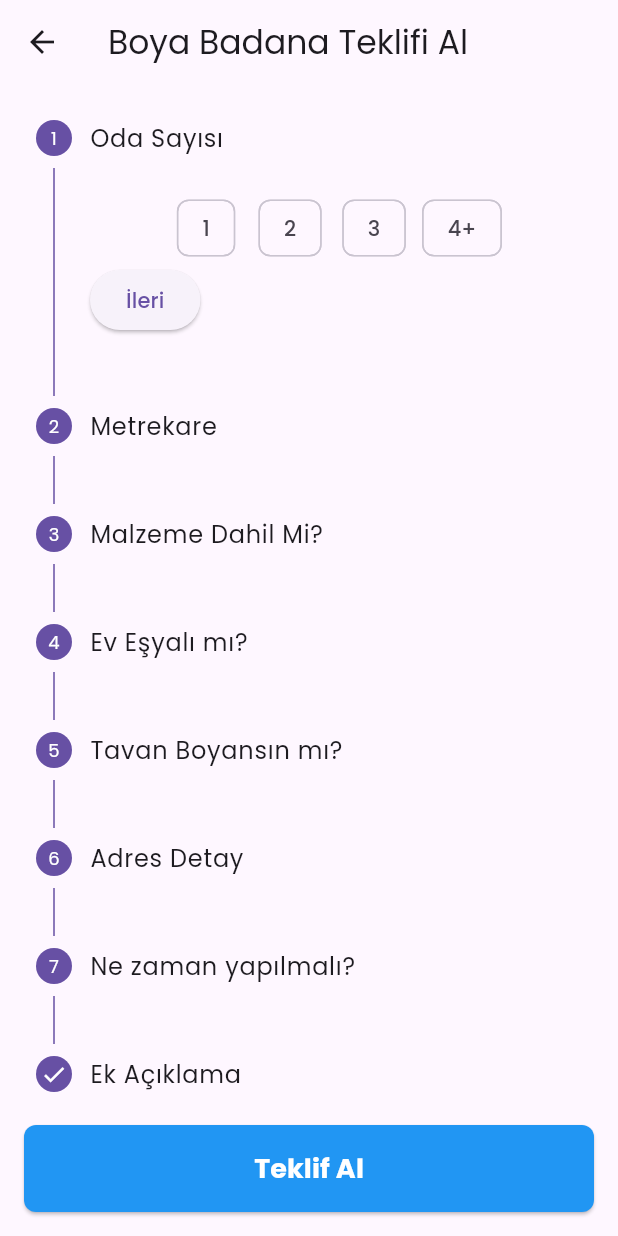
After one commit to cumaoglu994/ustabul-users, a Flutter app: the BoyaBadanaTeklifSayfasi screen opened directly, on a phone screen of 412 x 824 dp. The commit adds this screen. Run offline on Flutter 3.47's test engine with Material 3 defaults, Android fonts, the light colour scheme and no system bars; our stand-ins replace cached_network_image, cloud_firestore, firebase_auth, firebase_core, firebase_storage, image_picker and 2 more; accounts and stored records are empty.

Commit message:
İLETİŞM BİLGİSİNEKADR YAPILDI

```diff
--- /dev/null
+++ b/lib/screens/navigation_Screens/boya_badana_teklif_sayfasi.dart
@@ -0,0 +1,453 @@
+import 'package:flutter/material.dart';
+import 'package:cloud_firestore/cloud_firestore.dart';
+
+class BoyaBadanaTeklifSayfasi extends StatefulWidget {
+  const BoyaBadanaTeklifSayfasi({super.key});
+
+  @override
+  State<BoyaBadanaTeklifSayfasi> createState() => _BoyaBadanaTeklifSayfasiState();
+}
+
+class _BoyaBadanaTeklifSayfasiState extends State<BoyaBadanaTeklifSayfasi> {
+  int _currentStep = 0;
+  bool _isLoading = false;
+  List<Map<String, dynamic>> _boyaciVerileri = [];
+
+  String? selectedOdaSayisi;
+  String? selectedMetrekare;
+  bool? malzemeDahilMi;
+  bool? esyaliMi;
+  bool? tavanBoyansinMi;
+  String? adresDetay;
+  String? zamanSecimi;
+  TimeOfDay? selectedTime;
+  DateTime? selectedDate;
+  String? ekAciklama;
+
+  List<Step> get _steps => [
+        Step(
+          title: const Text("Oda Sayısı"),
+          content: Wrap(
+            spacing: 8,
+            children: ["1", "2", "3", "4+"].map((oda) {
+              return ChoiceChip(
+                label: Text(oda),
+                selected: selectedOdaSayisi == oda,
+                onSelected: (_) => setState(() => selectedOdaSayisi = selectedOdaSayisi == oda ? null : oda),
+              );
+            }).toList(),
+          ),
+          isActive: true,
+          state: selectedOdaSayisi != null ? StepState.complete : StepState.indexed,
+        ),
+        Step(
+          title: const Text("Metrekare"),
+          content: TextField(
+            keyboardType: TextInputType.number,
+            decoration: const InputDecoration(hintText: "Örn: 100"),
+            onChanged: (val) => setState(() => selectedMetrekare = val.isEmpty ? null : val),
+          ),
+          isActive: true,
+          state: selectedMetrekare != null ? StepState.complete : StepState.indexed,
+        ),
+        Step(
+          title: const Text("Malzeme Dahil Mi?"),
+          content: Wrap(
+            spacing: 8,
+            children: [true, false].map((secim) {
+              return ChoiceChip(
+                label: Text(secim ? "Evet" : "Hayır"),
+                selected: malzemeDahilMi == secim,
+                onSelected: (_) => setState(() => malzemeDahilMi = malzemeDahilMi == secim ? null : secim),
+              );
+            }).toList(),
+          ),
+          isActive: true,
+          state: malzemeDahilMi != null ? StepState.complete : StepState.indexed,
+        ),
+        Step(
+          title: const Text("Ev Eşyalı mı?"),
+          content: Wrap(
+            spacing: 8,
+            children: [true, false].map((secim) {
+              return ChoiceChip(
+                label: Text(secim ? "Evet" : "Hayır"),
+                selected: esyaliMi == secim,
+                onSelected: (_) => setState(() => esyaliMi = esyaliMi == secim ? null : secim),
+              );
+            }).toList(),
+          ),
+          isActive: true,
+          state: esyaliMi != null ? StepState.complete : StepState.indexed,
+        ),
+        Step(
+          title: const Text("Tavan Boyansın mı?"),
+          content: Wrap(
+            spacing: 8,
+            children: [true, false].map((secim) {
+              return ChoiceChip(
+                label: Text(secim ? "Evet" : "Hayır"),
+                selected: tavanBoyansinMi == secim,
+                onSelected: (_) => setState(() => tavanBoyansinMi = tavanBoyansinMi == secim ? null : secim),
+              );
+            }).toList(),
+          ),
+          isActive: true,
+          state: tavanBoyansinMi != null ? StepState.complete : StepState.indexed,
+        ),
+        Step(
+          title: const Text("Adres Detay"),
+          content: TextField(
+            decoration: const InputDecoration(hintText: "Adresinizi giriniz"),
+            onChanged: (val) => setState(() => adresDetay = val.isEmpty ? null : val),
+          ),
+          isActive: true,
+          state: adresDetay != null ? StepState.complete : StepState.indexed,
+        ),
+        Step(
+          title: const Text("Ne zaman yapılmalı?"),
+          content: Wrap(
+            spacing: 8,
+            children: ["1 hafta içinde", "1-3 hafta", "1-2 ay", "4+ ay"].map((secenek) {
+              return ChoiceChip(
+                label: Text(secenek),
+                selected: zamanSecimi == secenek,
+                onSelected: (_) => setState(() => zamanSecimi = zamanSecimi == secenek ? null : secenek),
+              );
+            }).toList(),
+          ),
+          isActive: true,
+          state: zamanSecimi != null ? StepState.complete : StepState.indexed,
+        ),
+        Step(
+          title: const Text("Ek Açıklama"),
+          content: TextField(
+            decoration: const InputDecoration(hintText: "Ekstra bilgi (isteğe bağlı)"),
+            onChanged: (val) => setState(() => ekAciklama = val),
+          ),
+          isActive: true,
+          state: StepState.complete,
+        ),
+      ];
+
+  @override
+  Widget build(BuildContext context) {
+    return Scaffold(
+      appBar: AppBar(title: const Text("Boya Badana Teklifi Al")),
+      body: Column(
+        children: [
+          Expanded(
+            child: Stepper(
+              type: StepperType.vertical,
+              currentStep: _currentStep,
+              steps: _steps,
+              onStepTapped: (index) => setState(() => _currentStep = index),
+              onStepContinue: () {
+                if (_currentStep < _steps.length - 1) {
+                  setState(() => _currentStep++);
+                }
+              },
+              onStepCancel: () {
+                if (_currentStep > 0) setState(() => _currentStep--);
+              },
+              controlsBuilder: (context, details) {
+                return Row(
+                  children: [
+                    ElevatedButton(
+                      onPressed: details.onStepContinue,
+                      child: const Text("İleri"),
+                    ),
+                    const SizedBox(width: 8),
+                    if (_currentStep > 0)
+                      TextButton(
+                        onPressed: details.onStepCancel,
+                        child: const Text("Geri"),
+                      )
+                  ],
+                );
+              },
+            ),
+          ),
+          // En alta teklif al butonu
+          Container(
+            width: double.infinity,
+            padding: const EdgeInsets.all(16),
+            child: ElevatedButton(
+              onPressed: _isLoading ? null : _teklifiOlustur,
+              style: ElevatedButton.styleFrom(
+                backgroundColor: Colors.blue,
+                foregroundColor: Colors.white,
+                padding: const EdgeInsets.symmetric(vertical: 16),
+                shape: RoundedRectangleBorder(
+                  borderRadius: BorderRadius.circular(8),
+                ),
+              ),
+              child: _isLoading
+                  ? const Row(
+                      mainAxisAlignment: MainAxisAlignment.center,
+                      children: [
+                        SizedBox(
+                          width: 20,
+                          height: 20,
+                          child: CircularProgressIndicator(
+                            strokeWidth: 2,
+                            valueColor: AlwaysStoppedAnimation<Color>(Colors.white),
+                          ),
+                        ),
+                        SizedBox(width: 8),
+                        Text("Teklifler Yükleniyor..."),
+                      ],
+                    )
+                  : const Text(
+                      "Teklif Al",
+                      style: TextStyle(
+                        fontSize: 18,
+                        fontWeight: FontWeight.bold,
+                      ),
+                    ),
+            ),
+          ),
+        ],
+      ),
+    );
+  }
+
+  void _teklifiOlustur() {
+    final teklif = {
+      'oda_sayisi': selectedOdaSayisi,
+      'metrekare': selectedMetrekare,
+      'malzeme_dahil': malzemeDahilMi,
+      'esyali': esyaliMi,
+      'tavan_boyasi': tavanBoyansinMi,
+      'adres': adresDetay,
+      'zaman': zamanSecimi,
+      'ek_aciklama': ekAciklama,
+    };
+    print(teklif);
+
+    // Firebase'den boyacı verilerini çek
+    _firebaseVerileriniCek();
+  }
+
+  Future<void> _firebaseVerileriniCek() async {
+    setState(() {
+      _isLoading = true;
+    });
+
+    try {
+      // Önce tüm buyers koleksiyonunu çekelim
+      QuerySnapshot buyersSnapshot = await FirebaseFirestore.instance
+          .collection('buyers')
+          .get();
+
+      List<Map<String, dynamic>> boyaciListesi = [];
+
+      for (var doc in buyersSnapshot.docs) {
+        try {
+          // Her kullanıcının profil bilgilerini çek
+          DocumentSnapshot profilDoc = await FirebaseFirestore.instance
+              .collection('buyers')
+              .doc(doc.id)
+              .collection('profilBilgileri')
+              .doc('bilgi')
+              .get();
+
+          if (profilDoc.exists) {
+            var data = profilDoc.data() as Map<String, dynamic>;
+
+            // Meslek alanını kontrol et (farklı alan isimleri olabilir)
+            String? meslek = data['meslek'] ?? data['Meslek'] ?? data['MESLEK'];
+
+            // Boyacı olup olmadığını kontrol et
+            if (meslek != null &&
+                (meslek.toLowerCase().contains('boyacı') ||
+                 meslek.toLowerCase().contains('boyaci') ||
+                 meslek.toLowerCase().contains('boya'))) {
+
+              boyaciListesi.add({
+                'id': doc.id,
+                'adı': data['adı'] ?? data['adi'] ?? data['Adı'] ?? 'İsim yok',
+                'aciklama': data['aciklama'] ?? data['açıklama'] ?? 'Açıklama yok',
+                'deneyim': data['deneyim'] ?? data['deneyim'] ?? 'Deneyim bilgisi yok',
+                'fiyat': data['fiyat'] ?? data['Fiyat'] ?? 'Fiyat belirtilmemiş',
+                'telefonNo': data['telefonNo'] ?? data['telefon'] ?? data['Telefon'] ?? 'Telefon yok',
+                'konum': data['konum'] ?? data['Konum'] ?? data['lokasyon'] ?? 'Konum belirtilmemiş',
+              });
+            }
+          }
+        } catch (e) {
+          print('Profil bilgisi çekilirken hata: $e');
+        }
+      }
+
+      setState(() {
+        _boyaciVerileri = boyaciListesi;
+        _isLoading = false;
+      });
+
+      // Debug için konsola yazdır
+      print('Bulunan boyacı sayısı: ${boyaciListesi.length}');
+      print('Boyacı listesi: $boyaciListesi');
+
+      // Boyacı listesini göster
+      if (boyaciListesi.isNotEmpty) {
+        _boyaciListesiniGoster();
+      } else {
+        ScaffoldMessenger.of(context).showSnackBar(
+          const SnackBar(content: Text('Henüz boyacı bulunmamaktadır.')),
+        );
+      }
+
+    } catch (e) {
+      setState(() {
+        _isLoading = false;
+      });
+      ScaffoldMessenger.of(context).showSnackBar(
+        SnackBar(content: Text('Veri çekilirken hata oluştu: $e')),
+      );
+    }
+  }
+
+  void _boyaciListesiniGoster() {
+    showDialog(
+      context: context,
+      builder: (BuildContext context) {
+        return AlertDialog(
+          title: const Text('Mevcut Boyacılar'),
+          content: SizedBox(
+            width: double.maxFinite,
+            height: 400,
+            child: _isLoading
+                ? const Center(child: CircularProgressIndicator())
+                : ListView.builder(
+                    itemCount: _boyaciVerileri.length,
+                    itemBuilder: (context, index) {
+                      var boyaci = _boyaciVerileri[index];
+                      return Card(
+                        margin: const EdgeInsets.symmetric(vertical: 4),
+                        child: ListTile(
+                          title: Text(boyaci['adı']),
+                          subtitle: Column(
+                            crossAxisAlignment: CrossAxisAlignment.start,
+                            children: [
+                              Text('Deneyim: ${boyaci['deneyim']}'),
+                              Text('Fiyat: ${boyaci['fiyat']} ₺'),
+                              Text('Konum: ${boyaci['konum']}'),
+                            ],
+                          ),
+                          trailing: ElevatedButton(
+                            onPressed: () {
+                              // Boyacı ile iletişim kurma işlemi
+                              _boyaciIletisimKur(boyaci);
+                            },
+                            child: const Text('İletişim'),
+                          ),
+                        ),
+                      );
+                    },
+                  ),
+          ),
+          actions: [
+            TextButton(
+              onPressed: () => Navigator.of(context).pop(),
+              child: const Text('Kapat'),
+            ),
+          ],
+        );
+      },
+    );
+  }
+
+  void _boyaciIletisimKur(Map<String, dynamic> boyaci) {
+    showDialog(
+      context: context,
+      builder: (BuildContext context) {
+        return AlertDialog(
+          title: Text('${boyaci['adı']} ile İletişim'),
+          content: Column(
+            mainAxisSize: MainAxisSize.min,
+            crossAxisAlignment: CrossAxisAlignment.start,
+            children: [
+              Text('Telefon: ${boyaci['telefonNo']}'),
+              const SizedBox(height: 8),
+              Text('Açıklama: ${boyaci['aciklama']}'),
+              const SizedBox(height: 16),
+              const Text('Teklifiniz boyacıya iletilecektir.'),
+            ],
+          ),
+          actions: [
+            TextButton(
+              onPressed: () => Navigator.of(context).pop(),
+              child: const Text('Tamam'),
+            ),
+            ElevatedButton(
+              onPressed: () {
+                Navigator.of(context).pop();
+                _teklifiBoyaciyaGonder(boyaci);
+              },
+              child: const Text('Teklifi Gönder'),
+            ),
+          ],
+        );
+      },
+    );
+  }
+
+  Future<void> _teklifiBoyaciyaGonder(Map<String, dynamic> boyaci) async {
+    try {
+      // Teklif verilerini hazırla
+      final teklifVerisi = {
+        'teklif_veren_id': boyaci['id'],
+        'teklif_veren_adi': boyaci['adı'],
+        'teklif_veren_telefon': boyaci['telefonNo'],
+        'teklif_tarihi': DateTime.now().toIso8601String(),
+        'teklif_durumu': 'beklemede', // beklemede, kabul_edildi, reddedildi
+        'teklif_detaylari': {
+          'oda_sayisi': selectedOdaSayisi,
+          'metrekare': selectedMetrekare,
+          'malzeme_dahil': malzemeDahilMi,
+          'esyali': esyaliMi,
+          'tavan_boyasi': tavanBoyansinMi,
+          'adres': adresDetay,
+          'zaman': zamanSecimi,
+          'ek_aciklama': ekAciklama,
+        },// Müşteri bilgileri
+        'musteri_bilgileri': {// Müşteri bilgileri
+          'adres': adresDetay,
+          'zaman_tercihi': zamanSecimi,
+        }
+      };
+
+      // Firebase'e teklifi kaydet
+      await FirebaseFirestore.instance
+          .collection('teklifler')
+          .add(teklifVerisi);
+
+      // Boyacının teklifler koleksiyonuna da ekle
+      await FirebaseFirestore.instance
+          .collection('buyers')
+          .doc(boyaci['id'])
+          .collection('gelen_teklifler')
+          .add(teklifVerisi);
+
+      // Başarı mesajı göster
+      ScaffoldMessenger.of(context).showSnackBar(
+        SnackBar(
+          content: Text('Teklifiniz ${boyaci['adı']} adlı boyacıya başarıyla iletildi!'),
+          backgroundColor: Colors.green,
+        ),
+      );
+
+      // Ana sayfaya dön
+      Navigator.of(context).pop();
+
+    } catch (e) {
+      ScaffoldMessenger.of(context).showSnackBar(
+        SnackBar(
+          content: Text('Teklif gönderilirken hata oluştu: $e'),
+          backgroundColor: Colors.red,
+        ),
+      );
+    }
+  }
+}
--- a/lib/screens/navigation_Screens/home_srceen.dart
+++ b/lib/screens/navigation_Screens/home_srceen.dart
@@ -19,7 +19,7 @@ class HomeScreen extends StatelessWidget {
           children: [
             const SizedBox(height: 20),
             const WelcomeText(),
-            SearchInput(),
+            SearchInput(),// Arama çubuğu
            const BannerWidget(),
             const SizedBox(height: 40),
            Center(
```
